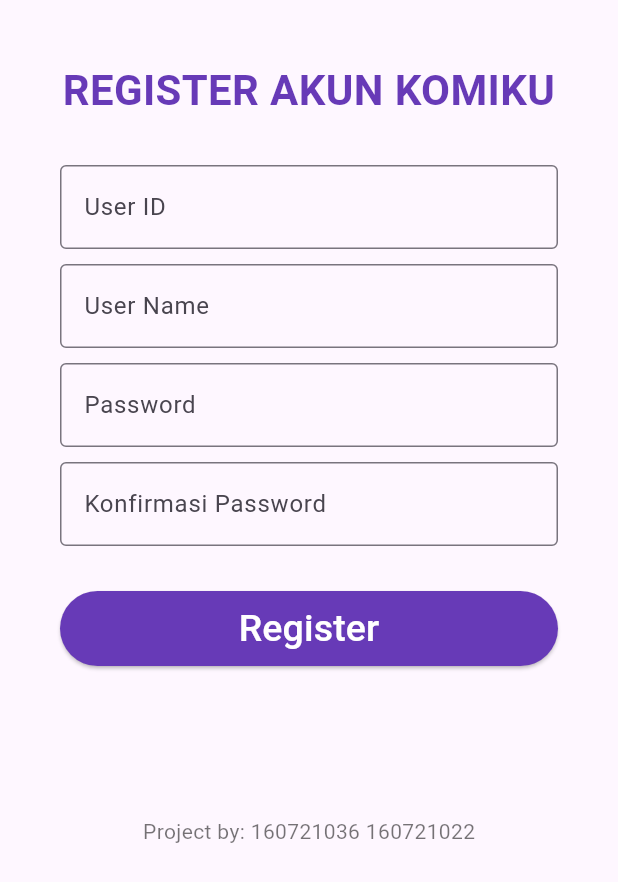
After one commit to fpriscillia/uas_emtech_komiku, a Flutter app: the screen it shows after launch, after a tap on "Register", on a phone screen of 412 x 824 dp. The commit adds this screen. Shown: the top 882 px of the screen. Run offline on Flutter 3.47's test engine with Material 3 defaults, Android fonts, the phone set to English and light mode, and no system bars; our stand-ins replace shared_preferences; network calls fail; Roboto replaces fonts that are missing (Arial).

```diff
--- a/lib/screen/login.dart
+++ b/lib/screen/login.dart
@@ -3,6 +3,7 @@ import 'dart:convert';
 import 'package:flutter/material.dart';
 import 'package:shared_preferences/shared_preferences.dart';
 import 'package:http/http.dart' as http;
+import 'package:uas_emtech_comic/screen/register.dart';
 import '../main.dart';
 
 class MyLogin extends StatelessWidget {
@@ -127,11 +128,34 @@ class _LoginState extends State<Login> {
                 ),
               ),
             )),
+        Padding(
+            padding: const EdgeInsets.only(top: 30),
+            child: Container(
+              height: 50,
+              width: 340,
+              decoration:
+                  BoxDecoration(borderRadius: BorderRadius.circular(20)),
+              child: ElevatedButton(
+                style: ButtonStyle(
+                  backgroundColor:
+                      MaterialStateProperty.all<Color>(Colors.deepPurple),
+                  foregroundColor:
+                      MaterialStateProperty.all<Color>(Colors.white),
+                ),
+                onPressed: () {
+Navigator.push(context, MaterialPageRoute(builder: (context) => const Register()));
+                },
+                child: const Text(
+                  'Register',
+                  style: TextStyle(fontSize: 25),
+                ),
+              ),
+            )),
         SizedBox(
           height: 100,
         ),
         Text(
-          "Project by: 160721036 160721022",
+          "Project by \n160721036 - Trevin Terrence Timisela \n160721022 - Fransisca Priscillia",
           style: TextStyle(color: Colors.black54),
         )
       ]),
--- /dev/null
+++ b/lib/screen/register.dart
@@ -0,0 +1,150 @@
+import 'package:flutter/material.dart';
+import 'package:http/http.dart' as http;
+
+
+class Register extends StatefulWidget {
+  const Register({super.key});
+
+  @override
+  State<Register> createState() => _RegisterState();
+}
+
+class _RegisterState extends State<Register> {
+
+  final TextEditingController userIdController = TextEditingController();
+  final TextEditingController userNameController = TextEditingController();
+  final TextEditingController passwordController = TextEditingController();
+  final TextEditingController confirmPasswordController = TextEditingController();
+
+  String errorMessage = "";
+
+  void _register() async {
+    final userId = userIdController.text;
+    final userName = userNameController.text;
+    final password = passwordController.text;
+
+    final response = await http.post(
+        Uri.parse("https://ubaya.xyz/flutter/160721022/uas_komiku/register.php"),
+        body: {'user_id': userId, 'user_name':userName, 'password': password});
+    if (response.statusCode == 200) {
+        setState(() {
+          errorMessage = "Berhasil";
+        });
+    } else {
+      throw Exception('Failed to read API');
+    }
+  }
+
+  @override
+  Widget build(BuildContext context) {
+    return Scaffold(
+      body: SingleChildScrollView(
+        child: Container(
+          margin: const EdgeInsets.all(20),
+          padding: const EdgeInsets.all(20),
+          child: Column(
+            mainAxisAlignment: MainAxisAlignment.center,
+            children: [
+              const Center(
+                child: Text(
+                  "REGISTER AKUN KOMIKU",
+                  style: TextStyle(
+                    fontSize: 28,
+                    color: Colors.deepPurple,
+                    fontFamily: "Arial",
+                    fontWeight: FontWeight.bold,
+                  ),
+                  textAlign: TextAlign.center,
+                ),
+              ),
+              Padding(
+                padding: const EdgeInsets.only(top: 30),
+                child: TextField(
+                  controller: userIdController,
+                  decoration: const InputDecoration(
+                    border: OutlineInputBorder(),
+                    labelText: 'User ID',
+                    hintText: 'Masukkan user id Anda',
+                  ),
+                ),
+              ),
+              Padding(
+                padding: const EdgeInsets.only(top: 10),
+                child: TextField(
+                  controller: userNameController,
+                  decoration: const InputDecoration(
+                    border: OutlineInputBorder(),
+                    labelText: 'User Name',
+                    hintText: 'Masukkan nama pengguna Anda',
+                  ),
+                ),
+              ),
+              Padding(
+                padding: const EdgeInsets.only(top: 10),
+                child: TextField(
+                  controller: passwordController,
+                  obscureText: true,
+                  decoration: const InputDecoration(
+                    border: OutlineInputBorder(),
+                    labelText: 'Password',
+                    hintText: 'Masukkan password',
+                  ),
+                ),
+              ),
+              Padding(
+                padding: const EdgeInsets.only(top: 10),
+                child: TextField(
+                  controller: confirmPasswordController,
+                  obscureText: true,
+                  decoration: const InputDecoration(
+                    border: OutlineInputBorder(),
+                    labelText: 'Konfirmasi Password',
+                    hintText: 'Masukkan kembali password',
+                  ),
+                ),
+              ),
+              if (errorMessage.isNotEmpty)
+                Padding(
+                  padding: const EdgeInsets.only(top: 10),
+                  child: Text(
+                    errorMessage,
+                    style: const TextStyle(color: Colors.red),
+                  ),
+                ),
+              Padding(
+                padding: const EdgeInsets.only(top: 30),
+                child: Container(
+                  height: 50,
+                  width: 340,
+                  decoration: BoxDecoration(
+                    borderRadius: BorderRadius.circular(20),
+                  ),
+                  child: ElevatedButton(
+                    style: ButtonStyle(
+                      backgroundColor:
+                      MaterialStateProperty.all<Color>(Colors.deepPurple),
+                      foregroundColor:
+                      MaterialStateProperty.all<Color>(Colors.white),
+                    ),
+                    onPressed: _register,
+                    child: const Text(
+                      'Register',
+                      style: TextStyle(fontSize: 25),
+                    ),
+                  ),
+                ),
+              ),
+              const SizedBox(
+                height: 100,
+              ),
+              const Text(
+                "Project by: 160721036 160721022",
+                style: TextStyle(color: Colors.black54),
+              )
+            ],
+          ),
+        ),
+      ),
+    );
+  }
+}
--- a/pubspec.yaml
+++ b/pubspec.yaml
@@ -19,7 +19,7 @@ publish_to: 'none' # Remove this line if you wish to publish to pub.dev
 version: 1.0.0+1
 
 environment:
-  sdk: ^3.5.1
+  sdk: '>=3.3.0 <4.0.0'
 
 # Dependencies specify other packages that your package needs in order to work.
 # To automatically upgrade your package dependencies to the latest versions
@@ -35,7 +35,7 @@ dependencies:
   # The following adds the Cupertino Icons font to your application.
   # Use with the CupertinoIcons class for iOS style icons.
   cupertino_icons: ^1.0.8
-  shared_preferences: ^2.3.2
+  shared_preferences: ^2.2.3
   http: ^1.2.2
   image_picker: ^1.1.2
 
```
Also changed, not shown: lib/class/comic.dart (added, +42 -0 lines), lib/class/content.dart (added, +21 -0 lines), lib/main.dart (+70 -10 lines), lib/screen/bacaKomik.dart (added, +83 -0 lines), pubspec.lock, 2 other files.
